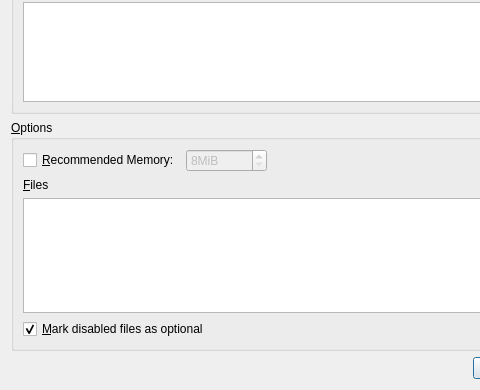
Before: the Qt Designer form launcher/ui/dialogs/ExportPackDialog.ui in FreesmTeam/FreesmLauncher, drawn with Qt 5; both pictures show x 0 to 480 and y 142 to 532 of the 650 by 532 pixel window.
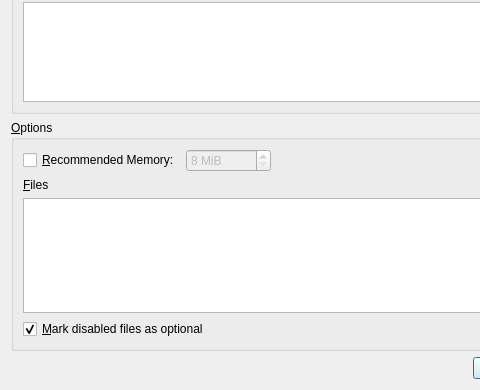
After: the same form once the commit is applied.

Commit message: fix(ui): add missing spaces in spinbox suffixes

What changed in the file:
```diff
--- a/launcher/ui/dialogs/ExportPackDialog.ui
+++ b/launcher/ui/dialogs/ExportPackDialog.ui
@@ -148,7 +148,7 @@
                                           </sizepolicy>
                                       </property>
                                       <property name="suffix">
-                                          <string>MiB</string>
+                                          <string> MiB</string>
                                       </property>
                                       <property name="minimum">
                                           <number>8</number>
```
The commit also changes 2 other files.
